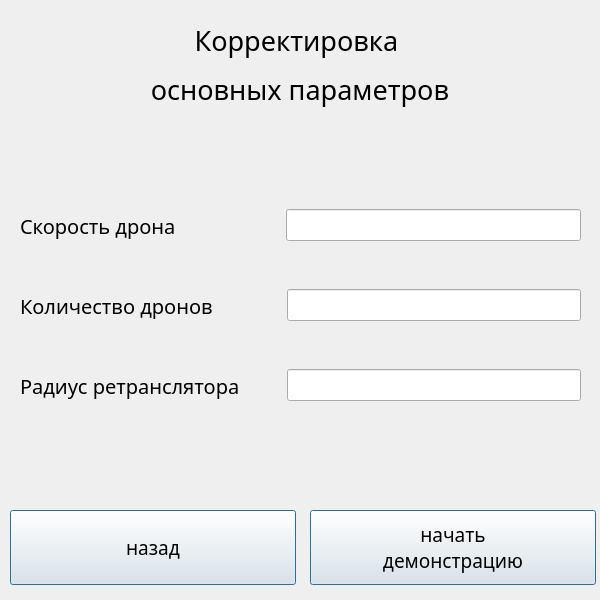
Before: the Qt Designer form ui_files/settings_window.ui in Vanovango/Drones_AI_Controll_2, drawn with Qt 5.
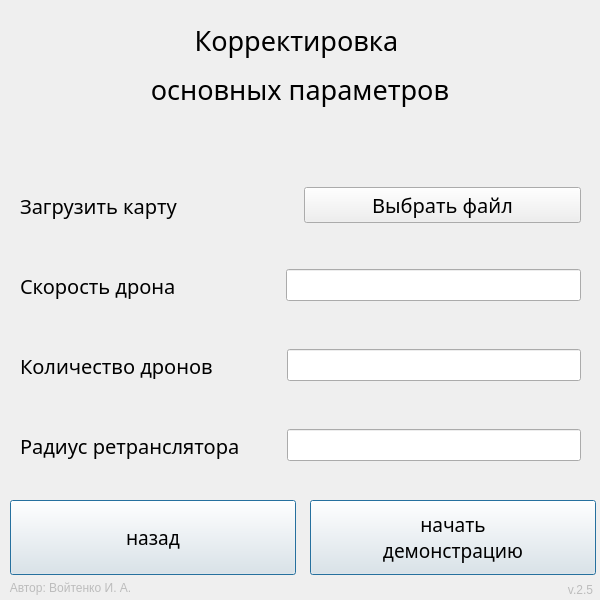
After: the same form once the commit is applied.

Commit message: add chose map function

Diff of the .ui file:
```diff
--- a/ui_files/settings_window.ui
+++ b/ui_files/settings_window.ui
@@ -30,7 +30,7 @@
     <property name="geometry">
      <rect>
       <x>310</x>
-      <y>510</y>
+      <y>500</y>
       <width>286</width>
       <height>75</height>
      </rect>
@@ -86,7 +86,7 @@
     <property name="geometry">
      <rect>
       <x>10</x>
-      <y>510</y>
+      <y>500</y>
       <width>286</width>
       <height>75</height>
      </rect>
@@ -156,7 +156,7 @@
     <property name="geometry">
      <rect>
       <x>20</x>
-      <y>190</y>
+      <y>250</y>
       <width>561</width>
       <height>71</height>
      </rect>
@@ -202,7 +202,7 @@
     <property name="geometry">
      <rect>
       <x>20</x>
-      <y>270</y>
+      <y>330</y>
       <width>561</width>
       <height>71</height>
      </rect>
@@ -245,7 +245,7 @@
     <property name="geometry">
      <rect>
       <x>20</x>
-      <y>350</y>
+      <y>410</y>
       <width>561</width>
       <height>71</height>
      </rect>
@@ -284,6 +284,86 @@
      </item>
     </layout>
    </widget>
+   <widget class="QWidget" name="horizontalLayoutWidget_4">
+    <property name="geometry">
+     <rect>
+      <x>20</x>
+      <y>170</y>
+      <width>561</width>
+      <height>71</height>
+     </rect>
+    </property>
+    <layout class="QHBoxLayout" name="horizontalLayout_5">
+     <item>
+      <widget class="QLabel" name="label_load_map">
+       <property name="font">
+        <font>
+         <family>Sitka</family>
+         <pointsize>15</pointsize>
+        </font>
+       </property>
+       <property name="text">
+        <string>Загрузить карту                  </string>
+       </property>
+      </widget>
+     </item>
+     <item>
+      <widget class="QPushButton" name="button_open_map">
+       <property name="font">
+        <font>
+         <family>Sitka</family>
+         <pointsize>15</pointsize>
+        </font>
+       </property>
+       <property name="text">
+        <string>Выбрать файл</string>
+       </property>
+      </widget>
+     </item>
+    </layout>
+   </widget>
+   <widget class="QLabel" name="label_author">
+    <property name="geometry">
+     <rect>
+      <x>0</x>
+      <y>580</y>
+      <width>141</width>
+      <height>16</height>
+     </rect>
+    </property>
+    <property name="text">
+     <string>&lt;html&gt;&lt;head/&gt;&lt;body&gt;&lt;p align=&quot;center&quot;&gt;&lt;span style=&quot; color:#bcbcbc;&quot;&gt;Автор: Войтенко И. А.&lt;/span&gt;&lt;/p&gt;&lt;/body&gt;&lt;/html&gt;</string>
+    </property>
+   </widget>
+   <widget class="QLabel" name="label_version">
+    <property name="geometry">
+     <rect>
+      <x>560</x>
+      <y>580</y>
+      <width>41</width>
+      <height>20</height>
+     </rect>
+    </property>
+    <property name="text">
+     <string>&lt;html&gt;&lt;head/&gt;&lt;body&gt;&lt;p align=&quot;center&quot;&gt;&lt;span style=&quot; color:#bcbcbc;&quot;&gt;v.2.5&lt;/span&gt;&lt;/p&gt;&lt;/body&gt;&lt;/html&gt;</string>
+    </property>
+   </widget>
+   <widget class="QLabel" name="label_map_path">
+    <property name="geometry">
+     <rect>
+      <x>20</x>
+      <y>220</y>
+      <width>561</width>
+      <height>20</height>
+     </rect>
+    </property>
+    <property name="text">
+     <string/>
+    </property>
+    <property name="alignment">
+     <set>Qt::AlignCenter</set>
+    </property>
+   </widget>
   </widget>
  </widget>
  <resources/>
```
The commit also changes 1 other file.
